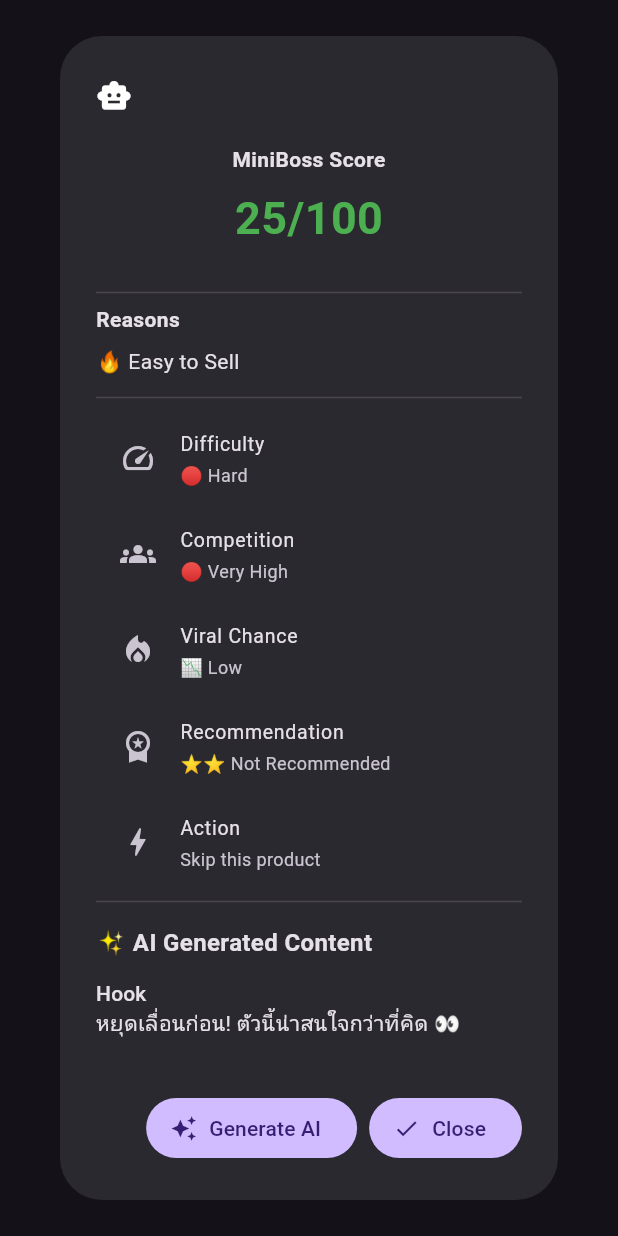
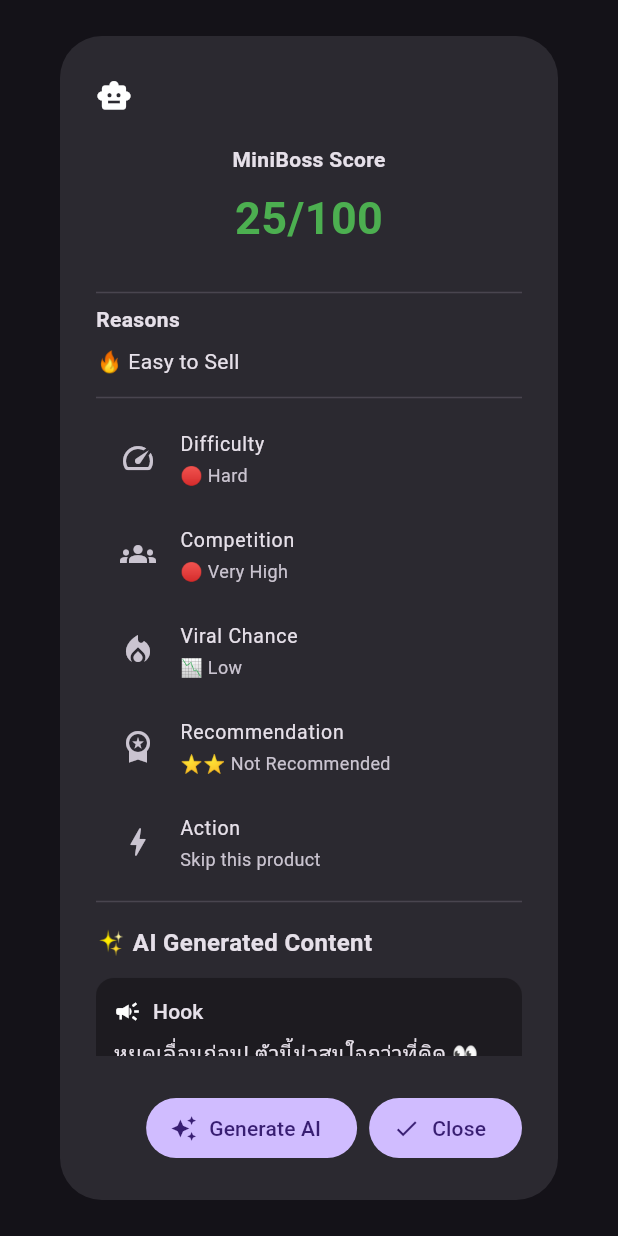
Before and after one commit to soloforge-ai/SoloForge-AI, a Flutter app: the MiniBossDialog widget shown alone on an empty page, opened directly with empty values, after a tap on "Generate AI", on a phone screen of 412 x 824 dp. Run offline on Flutter 3.47's test engine with Material 3 defaults, Android fonts, the light colour scheme and no system bars.

Commit message:
Sprint 12: Improve AI preview UX

```diff
--- a/frontend/lib/widgets/category_filter.dart
+++ b/frontend/lib/widgets/category_filter.dart
@@ -25,7 +25,7 @@ class CategoryFilter extends StatelessWidget {
       child: ListView.separated(
         scrollDirection: Axis.horizontal,
         itemCount: categories.length,
-        separatorBuilder: (_, __) => const SizedBox(width: 8),
+        separatorBuilder: (_, _) => const SizedBox(width: 8),
         itemBuilder: (context, index) {
           final category = categories[index];
 
--- a/frontend/lib/widgets/miniboss_dialog.dart
+++ b/frontend/lib/widgets/miniboss_dialog.dart
@@ -148,11 +148,29 @@ if (_generatedContent != null) ...[
 
   const SizedBox(height: 12),
 
+  Card(
+  margin: const EdgeInsets.only(bottom: 12),
+  child: Padding(
+    padding: const EdgeInsets.all(12),
+    child: Column(
+      crossAxisAlignment: CrossAxisAlignment.start,
+      children: [
+        Row(
+          children: [
+            const Icon(Icons.campaign, size: 18),
+            const SizedBox(width: 8),
             Text(
               'Hook',
               style: Theme.of(context).textTheme.titleSmall,
             ),
+          ],
+        ),
+        const SizedBox(height: 8),
         Text(_generatedContent!.hook),
+      ],
+    ),
+  ),
+),
 
   const SizedBox(height: 12),
 
@@ -168,7 +186,16 @@ if (_generatedContent != null) ...[
   'Hashtags',
   style: Theme.of(context).textTheme.titleSmall,
 ),
-  Text(_generatedContent!.hashtags.join(' ')),
+const SizedBox(height: 8),
+Wrap(
+  spacing: 8,
+  runSpacing: 8,
+  children: _generatedContent!.hashtags.map((tag) {
+    return Chip(
+      label: Text(tag),
+    );
+  }).toList(),
+),
 
   const SizedBox(height: 12),
 
```
Lines whose indentation alone changed are shown as unchanged.
